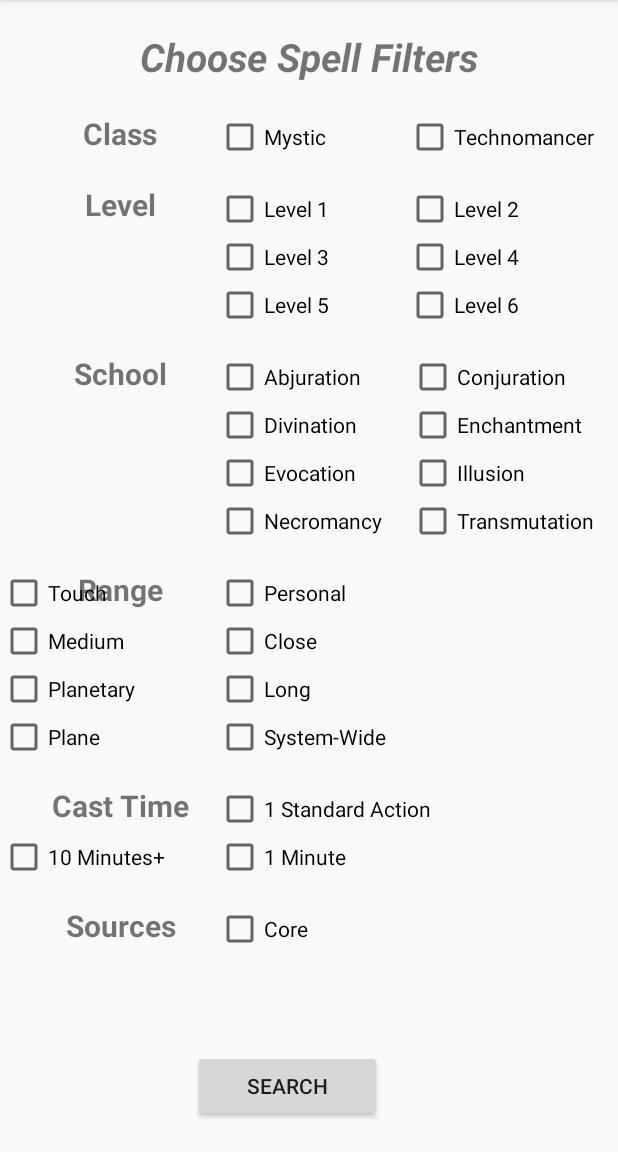
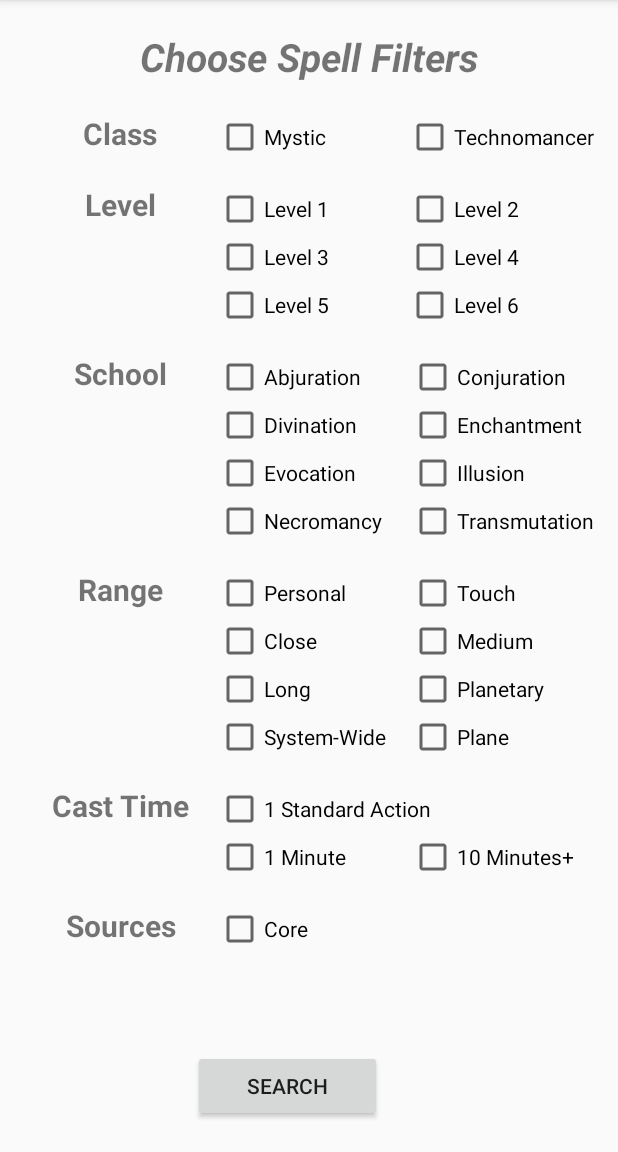
Before and after one commit to rdonohue/StarfinderOpenReference, an Android app: the screen it shows after launch (MainActivity), on a phone screen of 412 x 824 dp, the part 84-1236 px from its top. Run offline under Robolectric (Android 15) with nearby library versions, the phone set to English and light mode, and no system bars.

Commit message:
fixed minor alignment error

```diff
--- a/app/src/main/java/edu/tacoma/uw/ryandon/starfinderopenreference/MainActivity.java
+++ b/app/src/main/java/edu/tacoma/uw/ryandon/starfinderopenreference/MainActivity.java
@@ -22,10 +22,6 @@ public class MainActivity extends AppCompatActivity {
         setContentView(R.layout.activity_main);
     }
 
-    private boolean isChecked() {
-        return false;
-    }
-
     @Override
     public boolean onCreateOptionsMenu(Menu menu) {
         getMenuInflater().inflate(R.menu.menu_main, menu);
--- a/app/src/main/res/layout/activity_main.xml
+++ b/app/src/main/res/layout/activity_main.xml
@@ -291,8 +291,8 @@
         android:layout_height="wrap_content"
         android:layout_marginTop="16dp"
         android:text="@string/checkbox_range_touch"
-        app:layout_constraintTop_toBottomOf="@+id/checkBox_transmutation"
-        tools:layout_editor_absoluteX="272dp" />
+        app:layout_constraintStart_toStartOf="@+id/checkBox_transmutation"
+        app:layout_constraintTop_toBottomOf="@+id/checkBox_transmutation" />
 
     <CheckBox
         android:id="@+id/checkBox_range_plane"
```
